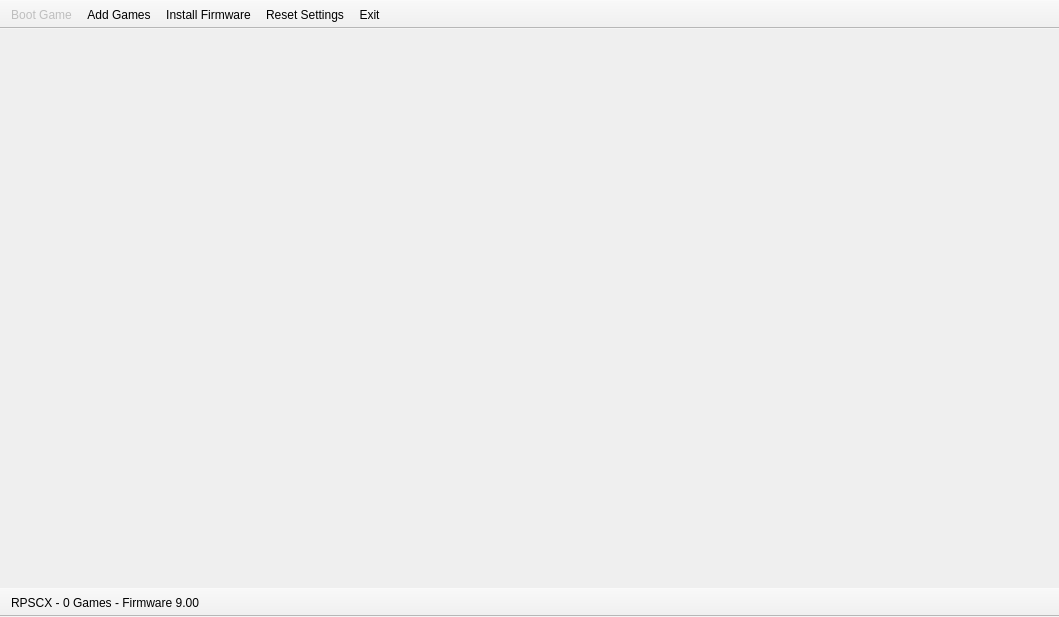
Before: the Qt Designer form mainwindow.ui in qurious-pixel/RPCSX_UI_REDESIGN, drawn with Qt 5.
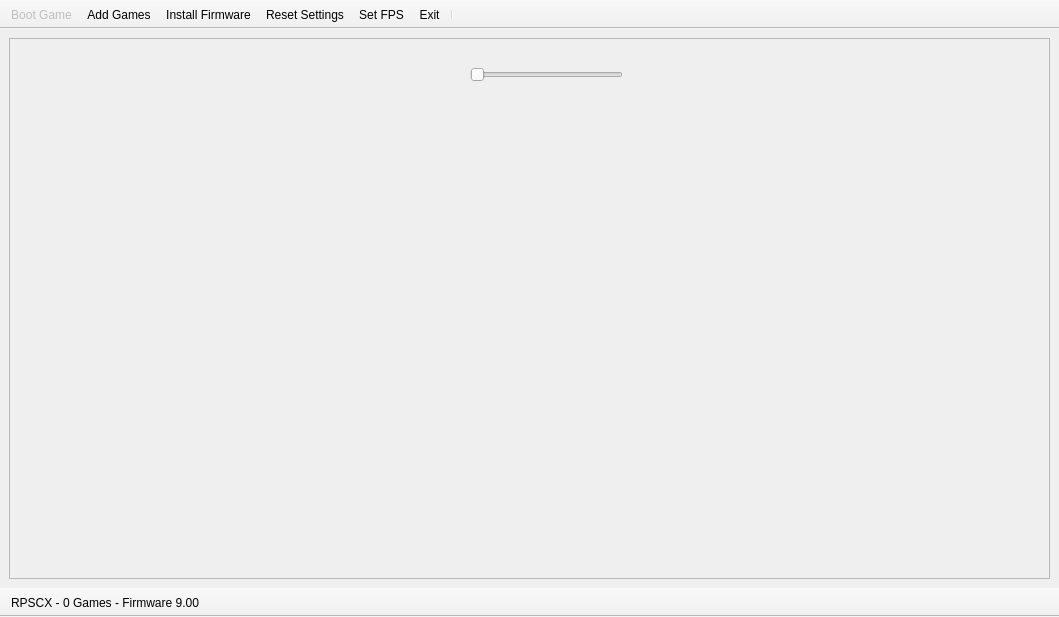
After: the same form once the commit is applied. Icons and pictures are not drawn.

Patch:
```diff
--- a/mainwindow.ui
+++ b/mainwindow.ui
@@ -31,6 +31,9 @@
   <property name="layoutDirection">
    <enum>Qt::LeftToRight</enum>
   </property>
+  <property name="toolButtonStyle">
+   <enum>Qt::ToolButtonTextUnderIcon</enum>
+  </property>
   <widget class="QWidget" name="centralwidget">
    <property name="sizePolicy">
     <sizepolicy hsizetype="MinimumExpanding" vsizetype="Minimum">
@@ -44,6 +47,57 @@
      <height>0</height>
     </size>
    </property>
+   <layout class="QVBoxLayout" name="verticalLayout">
+    <item>
+     <layout class="QVBoxLayout" name="layout">
+      <item>
+       <widget class="QScrollArea" name="scrollArea">
+        <property name="widgetResizable">
+         <bool>true</bool>
+        </property>
+        <widget class="QWidget" name="scrollWidget">
+         <property name="geometry">
+          <rect>
+           <x>0</x>
+           <y>0</y>
+           <width>1037</width>
+           <height>509</height>
+          </rect>
+         </property>
+         <widget class="QSlider" name="sizeSlider">
+          <property name="geometry">
+           <rect>
+            <x>460</x>
+            <y>20</y>
+            <width>153</width>
+            <height>31</height>
+           </rect>
+          </property>
+          <property name="sizePolicy">
+           <sizepolicy hsizetype="Expanding" vsizetype="Preferred">
+            <horstretch>0</horstretch>
+            <verstretch>0</verstretch>
+           </sizepolicy>
+          </property>
+          <property name="focusPolicy">
+           <enum>Qt::ClickFocus</enum>
+          </property>
+          <property name="autoFillBackground">
+           <bool>false</bool>
+          </property>
+          <property name="orientation">
+           <enum>Qt::Horizontal</enum>
+          </property>
+          <property name="tickPosition">
+           <enum>QSlider::NoTicks</enum>
+          </property>
+         </widget>
+        </widget>
+       </widget>
+      </item>
+     </layout>
+    </item>
+   </layout>
   </widget>
   <widget class="QToolBar" name="toolBar">
    <property name="enabled">
@@ -58,13 +112,20 @@
    <property name="windowTitle">
     <string>toolBar</string>
    </property>
+   <property name="windowIcon">
+    <iconset>
+     <normaloff>:/icons/rpcsx.png</normaloff>:/icons/rpcsx.png</iconset>
+   </property>
+   <property name="layoutDirection">
+    <enum>Qt::LeftToRight</enum>
+   </property>
    <property name="autoFillBackground">
     <bool>false</bool>
    </property>
    <property name="movable">
     <bool>false</bool>
    </property>
-   <property name="iconSize">
+   <property name="iconsize" stdset="0">
     <size>
      <width>50</width>
      <height>50</height>
@@ -80,7 +141,9 @@
    <addaction name="actionAdd_Games"/>
    <addaction name="actionInstall_Firmware"/>
    <addaction name="actionReset_Settings"/>
+   <addaction name="actionSet_FPS"/>
    <addaction name="actionExit"/>
+   <addaction name="separator"/>
   </widget>
   <widget class="QToolBar" name="toolBar_2">
    <property name="enabled">
@@ -165,6 +228,15 @@
     <string>Reset Settings</string>
    </property>
   </action>
+  <action name="actionSet_FPS">
+   <property name="icon">
+    <iconset>
+     <normaloff>:/icons/fps.png</normaloff>:/icons/fps.png</iconset>
+   </property>
+   <property name="text">
+    <string>Set FPS</string>
+   </property>
+  </action>
  </widget>
  <resources/>
  <connections/>
```
Left out of the diff: 49 changed lines with no effect on the pictures.
